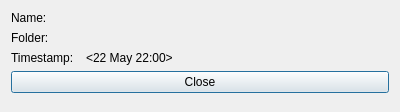
Old version of the form gui/dialogfileproperties.ui in the repository martinvanzijl/genealogy-maker.
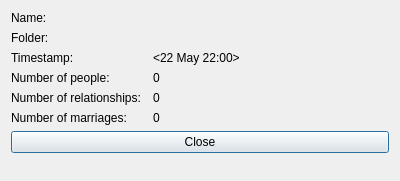
New version of the form.

```diff
--- a/gui/dialogfileproperties.ui
+++ b/gui/dialogfileproperties.ui
@@ -7,7 +7,7 @@
     <x>0</x>
     <y>0</y>
     <width>400</width>
-    <height>112</height>
+    <height>181</height>
    </rect>
   </property>
   <property name="windowTitle">
@@ -68,13 +68,55 @@
      </property>
     </widget>
    </item>
-   <item row="3" column="0" colspan="2">
+   <item row="6" column="0" colspan="2">
     <widget class="QPushButton" name="pushButtonClose">
      <property name="text">
       <string>Close</string>
      </property>
     </widget>
    </item>
+   <item row="3" column="0">
+    <widget class="QLabel" name="labelNumberOfPeople">
+     <property name="text">
+      <string>Number of people:</string>
+     </property>
+    </widget>
+   </item>
+   <item row="3" column="1">
+    <widget class="QLabel" name="labelNumberOfPeopleValue">
+     <property name="text">
+      <string>0</string>
+     </property>
+    </widget>
+   </item>
+   <item row="4" column="0">
+    <widget class="QLabel" name="labelNumberOfRelationships">
+     <property name="text">
+      <string>Number of relationships:</string>
+     </property>
+    </widget>
+   </item>
+   <item row="4" column="1">
+    <widget class="QLabel" name="labelNumberOfRelationshipsValue">
+     <property name="text">
+      <string>0</string>
+     </property>
+    </widget>
+   </item>
+   <item row="5" column="0">
+    <widget class="QLabel" name="labelNumberOfMarriages">
+     <property name="text">
+      <string>Number of marriages:</string>
+     </property>
+    </widget>
+   </item>
+   <item row="5" column="1">
+    <widget class="QLabel" name="labelNumberOfMarriagesValue">
+     <property name="text">
+      <string>0</string>
+     </property>
+    </widget>
+   </item>
   </layout>
  </widget>
  <resources/>
```
